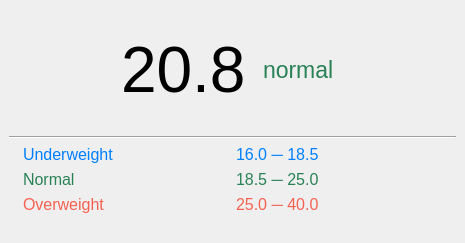
Above: msg.ui from uxlabspk/BMI before the change. Below: the same form after it.
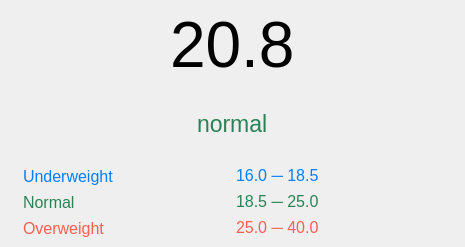
That is the form after the change.

Patch:
```diff
--- a/msg.ui
+++ b/msg.ui
@@ -7,7 +7,7 @@
     <x>0</x>
     <y>0</y>
     <width>465</width>
-    <height>243</height>
+    <height>247</height>
    </rect>
   </property>
   <property name="windowTitle">
@@ -21,7 +21,7 @@
     <item>
      <layout class="QHBoxLayout" name="horizontalLayout">
       <item>
-       <spacer name="horizontalSpacer_2">
+       <spacer name="horizontalSpacer">
         <property name="orientation">
          <enum>Qt::Horizontal</enum>
         </property>
@@ -44,52 +44,7 @@
        </widget>
       </item>
       <item>
-       <layout class="QVBoxLayout" name="verticalLayout_2">
-        <property name="rightMargin">
-         <number>0</number>
-        </property>
-        <item>
-         <spacer name="verticalSpacer_2">
-          <property name="orientation">
-           <enum>Qt::Vertical</enum>
-          </property>
-          <property name="sizeHint" stdset="0">
-           <size>
-            <width>20</width>
-            <height>40</height>
-           </size>
-          </property>
-         </spacer>
-        </item>
-        <item>
-         <widget class="QLabel" name="bmi_status">
-          <property name="styleSheet">
-           <string notr="true">font-size: 23px;
-margin: 5px;
-color: rgb(41, 130, 85);</string>
-          </property>
-          <property name="text">
-           <string>normal</string>
-          </property>
-         </widget>
-        </item>
-        <item>
-         <spacer name="verticalSpacer">
-          <property name="orientation">
-           <enum>Qt::Vertical</enum>
-          </property>
-          <property name="sizeHint" stdset="0">
-           <size>
-            <width>20</width>
-            <height>40</height>
-           </size>
-          </property>
-         </spacer>
-        </item>
-       </layout>
-      </item>
-      <item>
-       <spacer name="horizontalSpacer">
+       <spacer name="horizontalSpacer_2">
         <property name="orientation">
          <enum>Qt::Horizontal</enum>
         </property>
@@ -108,19 +63,44 @@
       <property name="topMargin">
        <number>0</number>
       </property>
-      <property name="rightMargin">
-       <number>0</number>
-      </property>
       <item>
-       <widget class="Line" name="line">
+       <spacer name="horizontalSpacer_5">
+        <property name="orientation">
+         <enum>Qt::Horizontal</enum>
+        </property>
+        <property name="sizeHint" stdset="0">
+         <size>
+          <width>40</width>
+          <height>20</height>
+         </size>
+        </property>
+       </spacer>
+      </item>
+      <item>
+       <widget class="QLabel" name="bmi_status">
         <property name="styleSheet">
-         <string notr="true"/>
+         <string notr="true">font-size: 23px;
+margin: 5px;
+color: rgb(41, 130, 85);</string>
         </property>
-        <property name="orientation">
-         <enum>Qt::Horizontal</enum>
+        <property name="text">
+         <string>normal</string>
         </property>
        </widget>
       </item>
+      <item>
+       <spacer name="horizontalSpacer_6">
+        <property name="orientation">
+         <enum>Qt::Horizontal</enum>
+        </property>
+        <property name="sizeHint" stdset="0">
+         <size>
+          <width>40</width>
+          <height>20</height>
+         </size>
+        </property>
+       </spacer>
+      </item>
      </layout>
     </item>
     <item>
@@ -218,34 +198,7 @@
      </layout>
     </item>
     <item>
-     <layout class="QHBoxLayout" name="horizontalLayout_6">
-      <item>
-       <spacer name="horizontalSpacer_4">
-        <property name="orientation">
-         <enum>Qt::Horizontal</enum>
-        </property>
-        <property name="sizeHint" stdset="0">
-         <size>
-          <width>40</width>
-          <height>20</height>
-         </size>
-        </property>
-       </spacer>
-      </item>
-      <item>
-       <spacer name="horizontalSpacer_3">
-        <property name="orientation">
-         <enum>Qt::Horizontal</enum>
-        </property>
-        <property name="sizeHint" stdset="0">
-         <size>
-          <width>40</width>
-          <height>20</height>
-         </size>
-        </property>
-       </spacer>
-      </item>
-     </layout>
+     <layout class="QHBoxLayout" name="horizontalLayout_6"/>
     </item>
    </layout>
   </widget>
```
Left out of the diff: 2 changed lines with no effect on the pictures.
